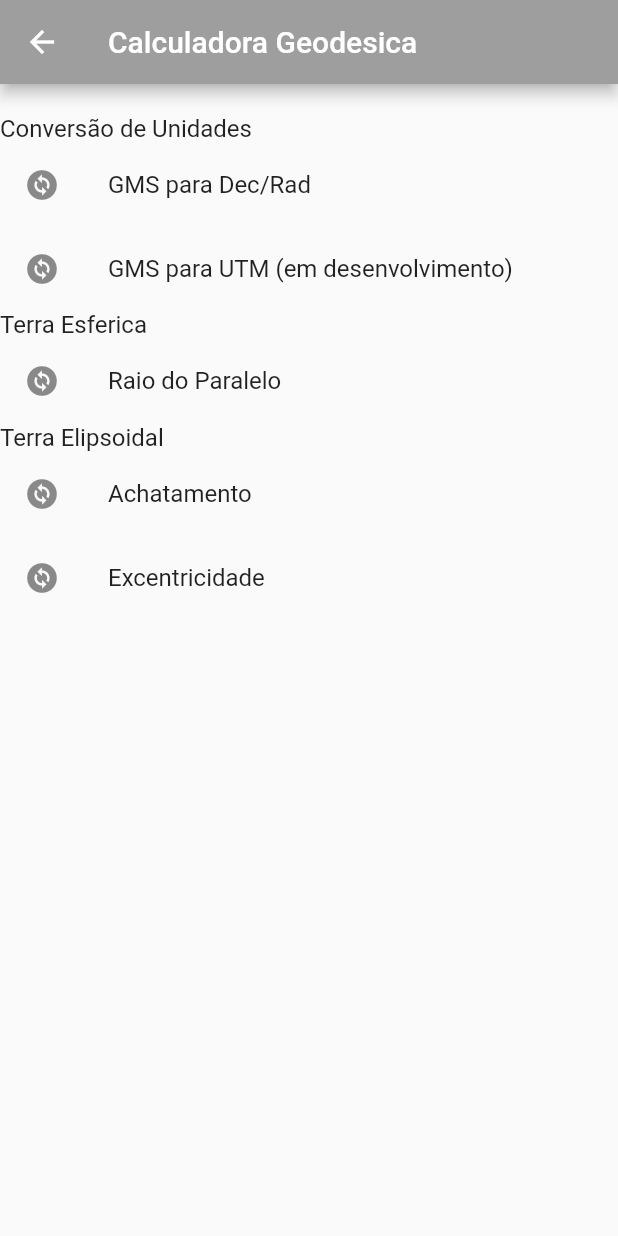
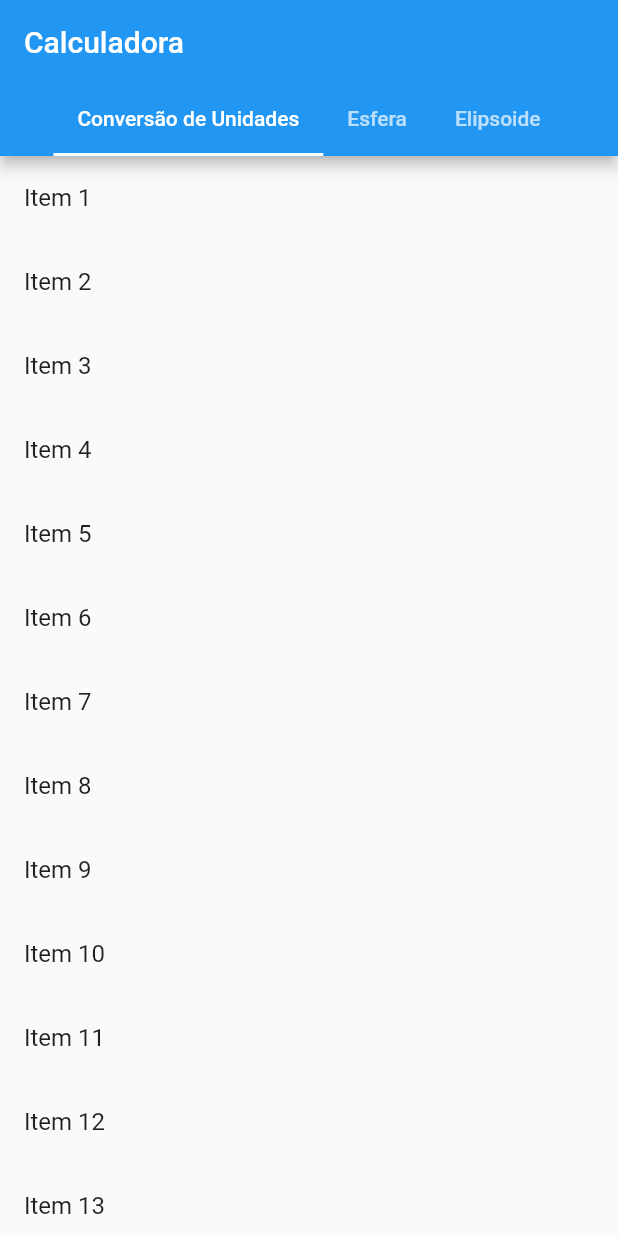
Before and after one commit to Makas-M/GeodesiaAPP-Flutter, a Flutter app: the screen it shows after launch, after a tap on "Calculadora", on a phone screen of 412 x 824 dp. Run offline on Flutter 3.47's test engine with Material 2 defaults, Android fonts, the phone set to English and light mode, and no system bars; our stand-ins replace decimal, flutter_animation_progress_bar.

Commit message:
add dicionario

```diff
--- a/lib/Calculadora/Calculadora.dart
+++ b/lib/Calculadora/Calculadora.dart
@@ -1,92 +1,55 @@
-// ignore_for_file: file_names
-import 'package:app/Calculadora/terra_esferica/raio_paralelo.dart';
 import 'package:flutter/material.dart';
-import 'conversor_GMS_Dec.dart';
-import 'elipsoide/achatamento.dart';
-import 'elipsoide/excentricidade/excentricidade.dart';
 
 class Calculadora extends StatelessWidget {
-  const Calculadora({super.key});
+  final List<Tab> myTabs = [
+    Tab(text: 'Conversão de Unidades'),
+    Tab(text: 'Esfera'),
+    Tab(text: 'Elipsoide'),
+  ];
 
   @override
-  @override
-  Widget build(BuildContext context) => DefaultTabController(
-        length: 3,
+  Widget build(BuildContext context) {
+    return MaterialApp(
+      home: DefaultTabController(
+        length: myTabs.length,
         child: Scaffold(
           appBar: AppBar(
-            title: const Text('Calculadora Geodesica'),
-            backgroundColor: Colors.grey,
-          ),
-          body: ListView(children: [
-            const SizedBox(height: 20),
-            const Text(
-              'Conversão de Unidades',
-              style: TextStyle(
-                fontSize: 16.0,
+            title: Text('Calculadora'),
+            bottom: TabBar(
+              tabs: myTabs,
+              isScrollable: true,
             ),
           ),
-            ListTile(
-              leading: const Icon(Icons.change_circle),
-              title: const Text('GMS para Dec/Rad'),
-              onTap: () {
-                Navigator.of(context).push(
-                  MaterialPageRoute(
-                    builder: (context) => const CovertGMStoDEC(),
-                  ),
+          body: TabBarView(
+            children: [
+              ListView.builder(
+                itemCount: 20,
+                itemBuilder: (BuildContext context, int index) {
+                  return ListTile(
+                    title: Text('Item ${index + 1}'),
                   );
                 },
               ),
-            ListTile(
-              leading: const Icon(Icons.change_circle),
-              title: const Text('GMS para UTM (em desenvolvimento)'),
-              onTap: () {},
-            ),
-            const Text(
-              'Terra Esferica',
-              style: TextStyle(
-                fontSize: 16.0,
-              ),
-            ),
-            ListTile(
-              leading: const Icon(Icons.change_circle),
-              title: const Text('Raio do Paralelo'),
-              onTap: () {
-                Navigator.of(context).push(
-                  MaterialPageRoute(
-                    builder: (context) => const RaioParalelo(),
-                  ),
+              ListView.builder(
+                itemCount: 20,
+                itemBuilder: (BuildContext context, int index) {
+                  return ListTile(
+                    title: Text('Item ${index + 1}'),
                   );
                 },
               ),
-            const Text(
-              'Terra Elipsoidal',
-              style: TextStyle(
-                fontSize: 16.0,
-              ),
-            ),
-            ListTile(
-              leading: const Icon(Icons.change_circle),
-              title: const Text('Achatamento'),
-              onTap: () {
-                Navigator.of(context).push(
-                  MaterialPageRoute(
-                    builder: (context) => const Achatamento(),
-                  ),
+              ListView.builder(
+                itemCount: 20,
+                itemBuilder: (BuildContext context, int index) {
+                  return ListTile(
+                    title: Text('Item ${index + 1}'),
                   );
                 },
               ),
-            ListTile(
-              leading: const Icon(Icons.change_circle),
-              title: const Text('Excentricidade'),
-              onTap: () {
-                Navigator.of(context).push(
-                  MaterialPageRoute(
-                    builder: (context) => const Excentricidade(),
+            ],
           ),
-                );
-              },
         ),
-          ]),
       ),
     );
   }
+}
--- a/lib/Calculadora/conversor_GMS_Dec.dart
+++ b/lib/Calculadora/conversor_GMS_Dec.dart
@@ -66,7 +66,6 @@ class Calculadora extends State<CovertGMStoDEC> {
                 ],
               ),
 
-              //agregamos un Container
               Container(
                 padding: const EdgeInsets.only(top: 40),
                 child: Row(
--- a/lib/Calculadora/elipsoide/achatamento.dart
+++ b/lib/Calculadora/elipsoide/achatamento.dart
@@ -36,7 +36,7 @@ class Calculadora extends State<Achatamento> {
   Widget build(BuildContext context) {
     return Scaffold(
       appBar: AppBar(
-        title: const Text('Raio do Paralelo'),
+        title: const Text('Achatamento'),
       ),
       body: Form(
         key: myFormKey,
@@ -82,6 +82,7 @@ class Calculadora extends State<Achatamento> {
               const SizedBox(height: 40),
               Row(
                 children: <Widget>[
+                  const SizedBox(width: 20),
                   const Text("Semi-eixo menor (b): "),
                   SizedBox(
                     width: 100,
--- a/lib/Calculadora/elipsoide/excentricidade/excentri1.dart
+++ b/lib/Calculadora/elipsoide/excentricidade/excentri1.dart
@@ -63,7 +63,9 @@ class Calculadora extends State<Excentr1> {
                       child: TextFormField(
                         controller: a,
                         validator: (value) {
-                          if (value!.isEmpty) {return "Preencha";}
+                          if (value!.isEmpty) {
+                            return "Preencha";
+                          }
                           return null;
                         },
                         decoration: const InputDecoration(
@@ -78,6 +80,7 @@ class Calculadora extends State<Excentr1> {
               const SizedBox(height: 40),
               Row(
                 children: <Widget>[
+                  const SizedBox(width: 20),
                   const Text("Semi-eixo menor (b): "),
                   SizedBox(
                     width: 150,
--- a/lib/Componentes/Drawer/informacao.dart
+++ b/lib/Componentes/Drawer/informacao.dart
@@ -52,7 +52,7 @@ class Help extends StatelessWidget {
                 onPressed: () {
                   Navigator.pop(context);
                 },
-                child: const Icon(Icons.arrow_back))
+                child: const Text('Ok'),),
           ],
         ),
       ),
--- a/lib/Dicionario/dicionario.dart
+++ b/lib/Dicionario/dicionario.dart
@@ -7,21 +7,54 @@ class Dicionario extends StatefulWidget {
   State<StatefulWidget> createState() => Dic();
 }
 
+class Item {
+  String title;
+  String content;
+
+  Item({required this.title, required this.content});
+}
+
+List<Item> items = [
+  Item(
+      title: 'Azimute',
+      content:
+          'Azimute é a medida angular da direcção de um objecto em relação ao norte verdadeiro ou magnético. Ele é medido em graus, começando com 0 graus no norte e aumentando no sentido horário até 360 graus, formando um círculo completo.'),
+  Item(
+      title: 'Nadir',
+      content:
+          'Nadir é o ponto mais baixo no céu, directamente abaixo do observador. É o oposto do zênite, que é o ponto mais alto no céu acima do observador. O nadir é definido como a direcção oposta à vertical do observador, formando um ângulo de 180 graus em relação ao zênite.'),
+  Item(
+      title: 'Rumo',
+      content:
+          'Rumo é a direção em que um objeto está se movendo ou apontando, em relação ao norte verdadeiro ou magnético. É medido em graus, começando com 0 graus apontando para o norte, e aumentando no sentido horário até 360 graus, formando um círculo completo.'),
+  Item(
+      title: 'Zenite',
+      content:
+          'Zenite (ou zênite) é o ponto mais alto no céu acima de um observador. É o ponto em que a vertical do observador cruza a esfera celeste. É o oposto do nadir, que é o ponto mais baixo na esfera celeste abaixo do observador.'),
+];
+
 class Dic extends State<Dicionario> {
   @override
   Widget build(BuildContext context) {
     return Scaffold(
       appBar:
           AppBar(title: const Text('Dicionario'), backgroundColor: Colors.grey),
-      body: Container(
-        width: double.infinity,
-        padding: const EdgeInsets.all(10.0),
-        child: Column(
-          children: const [
-            Text('Geoide: Uma superficie irregular',
-                style: TextStyle(fontSize: 20.0)),
-          ],
-        ),
+      body: ListView.builder(
+        itemCount: items.length,
+        itemBuilder: (BuildContext context, int index) {
+          return ExpansionTile(
+            title: Text(items[index].title),
+            children: <Widget>[
+              Container(
+                width: 300,
+                child: Text(items[index].content,
+                    style: const TextStyle(
+                      fontSize: 14,
+                    )),
+              )
+            ],
+          );
+        },
       ),
     );
   }
--- a/lib/main.dart
+++ b/lib/main.dart
@@ -6,14 +6,6 @@ import 'package:app/tela_inicial.dart';
 import 'package:flutter/material.dart';
 
 void main() {
-  var db = DBConnection();
-  db.addQuestion(
-    Question(
-      id: '20',
-      title: 'title',
-      options: {'1': false, '3': false, '4': false, '2': true},
-    ),
-  );
   runApp(const MyApp());
 }
 
--- a/lib/tela_inicial.dart
+++ b/lib/tela_inicial.dart
@@ -37,7 +37,7 @@ class _TelaInicialState extends State<TelaInicial> {
                   await delay(200);
                   Navigator.of(context).push(
                     MaterialPageRoute(
-                      builder: (context) => const Calculadora(),
+                      builder: (context) => Calculadora(),
                     ),
                   );
                 },
```
Also changed, not shown: lib/Calculadora/terra_esferica/raio_paralelo.dart (+3 -7 lines), lib/QUIZ/db_connect.dart (deleted), lib/firebase_options.dart (deleted). Lines whose indentation alone changed are shown as unchanged.
